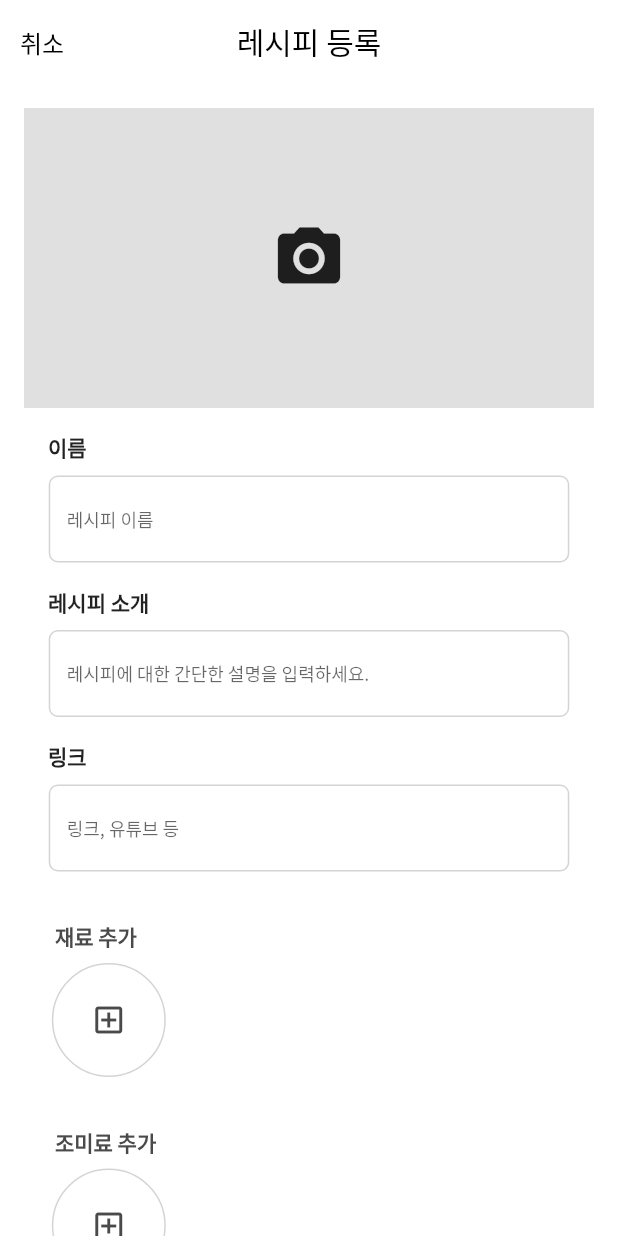
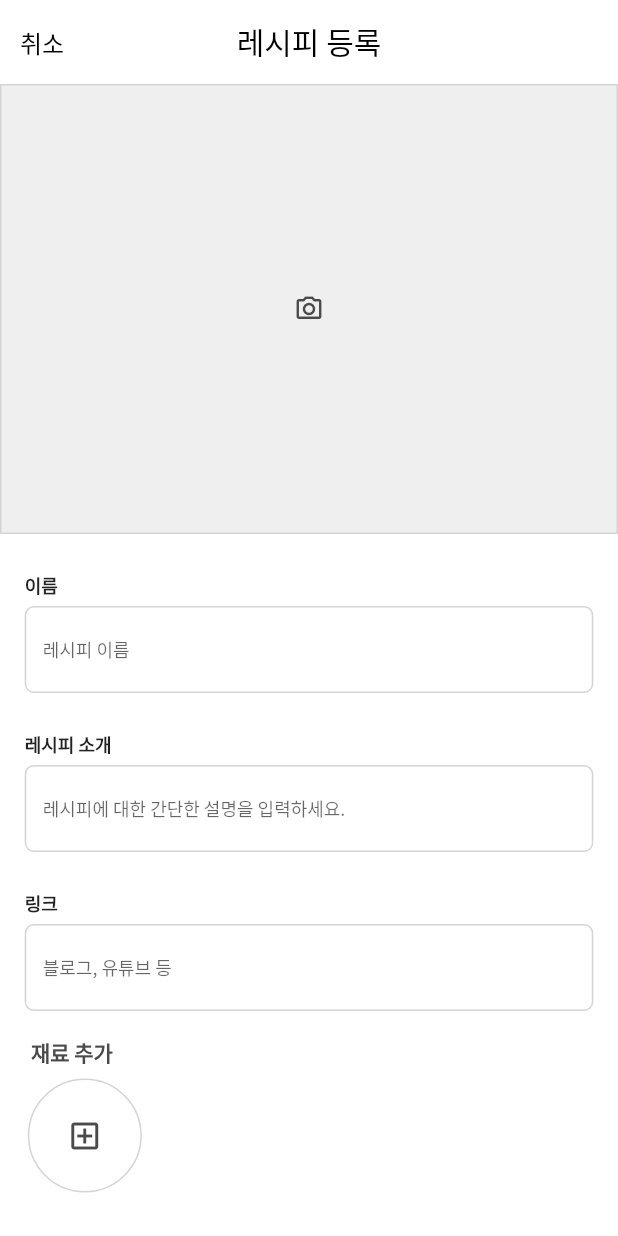
Before and after one commit to sunha12/refrigerator_recipe, a Flutter app: the RecipeRegistrationPage screen opened directly, on a phone screen of 412 x 824 dp. Run offline on Flutter 3.47's test engine with Material 2 defaults, Android fonts, the phone set to English and light mode, and no system bars; our stand-ins replace device_info_plus, device_preview, flutter_svg, get, shared_preferences, table_calendar; missing offline and left inert: moment_dart; accounts and stored records are empty; project files that could hold a hidden picture were left out.

Commit message:
23.12.1 sunha update1

```diff
--- a/lib/screens/mypage_recipe_registration_screens.dart
+++ b/lib/screens/mypage_recipe_registration_screens.dart
@@ -1,4 +1,5 @@
 import 'package:flutter/material.dart';
+import 'package:refrigerator_recipe_app/constants/constants.dart';
 import 'package:refrigerator_recipe_app/styles/theme.dart';
 import 'package:refrigerator_recipe_app/widgets/back_button_widgets.dart';
 import 'package:refrigerator_recipe_app/widgets/text_input_widgets.dart';
@@ -23,64 +24,71 @@ class RecipeRegistrationPage extends StatelessWidget {
             crossAxisAlignment: CrossAxisAlignment.start,
             children: [
               CancleButtonWidgets(appBarText: '레시피 등록'),
-              Padding(
-                padding: const EdgeInsets.all(16.0),
-                child: Column(
-                  crossAxisAlignment: CrossAxisAlignment.start,
-                  children: <Widget>[
               Container(
                 width: double.infinity,
-                      height: 200, // 원하는 높이 설정
+                height: 300,
                 decoration: BoxDecoration(
-                        color: Colors.grey[300], // 회색 배경
-                      ),
+                    color: Color(0xffEFEFEF),
+                    border: Border.all(width: 1, color: AppTheme.gray_D4)),
                 child: IconButton(
-                        icon: Icon(Icons.camera_alt, size: 50), // 카메라 아이콘
+                  icon: Icon(
+                    Icons.camera_alt_outlined,
+                    size: 20,
+                    color: AppTheme.gray_4A,
+                  ), // 카메라 아이콘
                   onPressed: () {
                     // 사진 업로드 로직
                   },
                 ),
               ),
-                    SizedBox(height: 16.0),
               Padding(
-                      padding: const EdgeInsets.symmetric(horizontal: 16.0),
-                      child: Text('이름',
+                padding: EdgeInsets.fromLTRB(MediaWidth(context, 0.04), 25,
+                    MediaWidth(context, 0.04), 5),
+                child: Text(
+                  '이름',
                   style: TextStyle(
-                              fontSize: 14, fontWeight: FontWeight.bold)),
+                    fontSize: 12,
+                    fontWeight: FontWeight.bold,
                   ),
-                    SizedBox(height: 8.0),
+                ),
+              ),
               LongTextInputFildWidgets(
                 hintText: '레시피 이름',
                 onChanged: onNameChanged,
                 inText: initialRecipeName,
               ),
-                    SizedBox(height: 16.0),
               Padding(
-                      padding: const EdgeInsets.symmetric(horizontal: 16.0),
-                      child: Text('레시피 소개',
+                padding: EdgeInsets.fromLTRB(MediaWidth(context, 0.04), 25,
+                    MediaWidth(context, 0.04), 5),
+                child: Text(
+                  '레시피 소개',
                   style: TextStyle(
-                              fontSize: 14, fontWeight: FontWeight.bold)),
+                    fontSize: 12,
+                    fontWeight: FontWeight.bold,
                   ),
-                    SizedBox(height: 8.0),
+                ),
+              ),
               LongTextInputFildWidgets(
                 hintText: '레시피에 대한 간단한 설명을 입력하세요.',
                 onChanged: onDescriptionChanged,
                 inText: initialRecipeDescription,
               ),
-                    SizedBox(height: 16.0),
               Padding(
-                      padding: const EdgeInsets.symmetric(horizontal: 16.0),
-                      child: Text('링크',
+                padding: EdgeInsets.fromLTRB(MediaWidth(context, 0.04), 25,
+                    MediaWidth(context, 0.04), 5),
+                child: Text(
+                  '링크',
                   style: TextStyle(
-                              fontSize: 14, fontWeight: FontWeight.bold)),
+                    fontSize: 12,
+                    fontWeight: FontWeight.bold,
                   ),
-                    SizedBox(height: 8.0),
+                ),
+              ),
               LongTextInputFildWidgets(
-                      hintText: '링크, 유튜브 등',
+                hintText: '블로그, 유튜브 등',
                 onChanged: onLinkChanged,
                 inText: initialRecipeLink,
               ),
-                    SizedBox(height: 16.0),
               IngredientAddButtonWidgets(
                 text: '재료 추가',
                 onPressed: () {
@@ -88,30 +96,23 @@ class RecipeRegistrationPage extends StatelessWidget {
                 },
               ),
               SizedBox(height: 16.0),
-                    IngredientAddButtonWidgets(
+              Padding(
+                padding: const EdgeInsets.only(bottom: 30),
+                child: IngredientAddButtonWidgets(
                   text: '조미료 추가',
                   onPressed: () {
                     // 조미료 추가 로직
                   },
                 ),
-                    SizedBox(height: 24.0),
-                    Center(
-                      child: ElevatedButton(
-                        onPressed: () {
-                          // 데이터 로직
-
-                          Navigator.pop(context);
-                        },
-                        child: Text('등록하기'),
-                        style: ElevatedButton.styleFrom(
-                          backgroundColor: Colors.orange,
-                          minimumSize: Size(double.infinity, 50),
               ),
-                      ),
-                    ),
-                  ],
-                ),
-              ),
+              Padding(
+                padding: const EdgeInsets.symmetric(vertical: 20),
+                child: LongButtonWidgets(
+                    onPressed: () {},
+                    colorId: AppTheme.orange,
+                    buttonText: '등록하기',
+                    iconUrl: ''),
+              )
             ],
           ),
         ),
--- a/lib/widgets/button_widgets.dart
+++ b/lib/widgets/button_widgets.dart
@@ -556,7 +556,7 @@ class _TimeButtonWidgetsState extends State<TimeButtonWidgets> {
                     CupertinoButton(
                       child: Text(
                         '확인',
-                        style: TextStyle(color: Colors.green),
+                        style: TextStyle(color: Colors.orange),
                       ),
                       onPressed: () {
                         Navigator.of(context).pop();
@@ -610,9 +610,9 @@ class _TimeButtonWidgetsState extends State<TimeButtonWidgets> {
     ));
 
     return Container(
-      width: MediaWidth(context, 0.4),
+      width: MediaWidth(context, 0.2),
       decoration: BoxDecoration(
-        borderRadius: BorderRadius.circular(10),
+        borderRadius: BorderRadius.circular(20),
         boxShadow: [],
       ),
       child: TextButton(
```
Also changed, not shown: lib/screens/settings_notification_settings_screens.dart (+58 -0 lines). Lines whose indentation alone changed are shown as unchanged.
